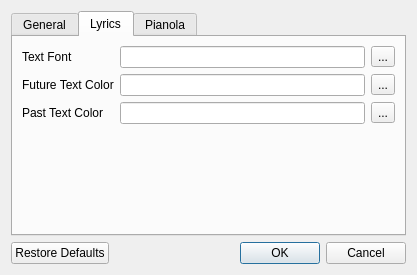
This is prefsdialog.ui in pedrolcl/dmidiplayer as Qt 5 draws it before an edit. The edited form follows.
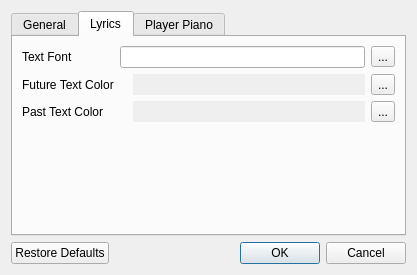
This is the edited form. The open tabs and pages were chosen to show the change.

```diff
--- a/prefsdialog.ui
+++ b/prefsdialog.ui
@@ -83,11 +83,21 @@
       <attribute name="title">
        <string>Lyrics</string>
       </attribute>
-      <layout class="QGridLayout" name="gridLayout">
-       <item row="0" column="1">
-        <widget class="QLineEdit" name="editTextFont">
-         <property name="readOnly">
-          <bool>true</bool>
+      <layout class="QGridLayout" name="gridLayout" columnstretch="0,0,1,0">
+       <property name="sizeConstraint">
+        <enum>QLayout::SetNoConstraint</enum>
+       </property>
+       <item row="2" column="3">
+        <widget class="QToolButton" name="btnPastColor">
+         <property name="text">
+          <string>...</string>
+         </property>
+        </widget>
+       </item>
+       <item row="0" column="3">
+        <widget class="QToolButton" name="btnTextFont">
+         <property name="text">
+          <string>...</string>
          </property>
         </widget>
        </item>
@@ -101,34 +111,10 @@
          </property>
         </widget>
        </item>
-       <item row="2" column="0">
-        <widget class="QLabel" name="lblPastColor">
-         <property name="text">
-          <string>Past Text Color</string>
-         </property>
-         <property name="buddy">
-          <cstring>editPastColor</cstring>
-         </property>
-        </widget>
-       </item>
-       <item row="1" column="1">
-        <widget class="QLineEdit" name="editFutureColor">
-         <property name="readOnly">
-          <bool>true</bool>
-         </property>
-        </widget>
-       </item>
-       <item row="2" column="2">
-        <widget class="QToolButton" name="btnPastColor">
-         <property name="text">
-          <string>...</string>
-         </property>
-        </widget>
-       </item>
        <item row="1" column="2">
-        <widget class="QToolButton" name="btnFutureColor">
-         <property name="text">
-          <string>...</string>
+        <widget class="QLabel" name="editFutureColor">
+         <property name="autoFillBackground">
+          <bool>true</bool>
          </property>
         </widget>
        </item>
@@ -142,15 +128,8 @@
          </property>
         </widget>
        </item>
-       <item row="2" column="1">
-        <widget class="QLineEdit" name="editPastColor">
-         <property name="readOnly">
-          <bool>true</bool>
-         </property>
-        </widget>
-       </item>
-       <item row="0" column="2">
-        <widget class="QToolButton" name="btnTextFont">
+       <item row="1" column="3">
+        <widget class="QToolButton" name="btnFutureColor">
          <property name="text">
           <string>...</string>
          </property>
@@ -169,11 +148,48 @@
          </property>
         </spacer>
        </item>
+       <item row="2" column="2">
+        <widget class="QLabel" name="editPastColor">
+         <property name="autoFillBackground">
+          <bool>true</bool>
+         </property>
+        </widget>
+       </item>
+       <item row="2" column="0">
+        <widget class="QLabel" name="lblPastColor">
+         <property name="text">
+          <string>Past Text Color</string>
+         </property>
+         <property name="buddy">
+          <cstring>editPastColor</cstring>
+         </property>
+        </widget>
+       </item>
+       <item row="2" column="1">
+        <widget class="QLabel" name="lblPast">
+         <property name="sizePolicy">
+          <sizepolicy hsizetype="Preferred" vsizetype="Preferred">
+           <horstretch>0</horstretch>
+           <verstretch>0</verstretch>
+          </sizepolicy>
+         </property>
+        </widget>
+       </item>
+       <item row="1" column="1">
+        <widget class="QLabel" name="lblFuture"/>
+       </item>
+       <item row="0" column="1" colspan="2">
+        <widget class="QLineEdit" name="editTextFont">
+         <property name="readOnly">
+          <bool>true</bool>
+         </property>
+        </widget>
+       </item>
       </layout>
      </widget>
      <widget class="QWidget" name="tabPiano">
       <attribute name="title">
-       <string>Pianola</string>
+       <string>Player Piano</string>
       </attribute>
       <layout class="QGridLayout" name="gridLayout_2">
        <item row="3" column="0">
```
Left out of the diff: 88 changed lines with no effect on the pictures.
